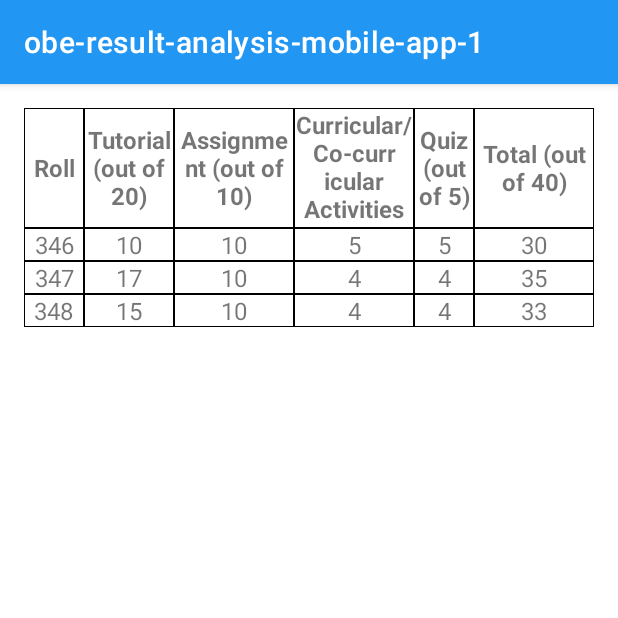
After one commit to Mahiyat/obe-result-analysis-mobile-app, an Android app: the fragment CIEMarksheetFragment shown on its own in the app's theme, on a phone screen of 412 x 824 dp, the top half of it. The commit adds this screen. Run offline under Robolectric (Android 15) with nearby library versions, the phone set to English and light mode, and no system bars.

Commit message:
Add Overall CIE Marksheet UI
Add Toast to Submit Marks onclick

```diff
--- /dev/null
+++ b/app/src/main/java/com/example/obe_result_analysis_mobile_app_1/ui/gallery/CIEMarks.kt
@@ -0,0 +1,10 @@
+package com.example.obe_result_analysis_mobile_app_1.ui.gallery
+
+data class CIEMarks(
+    val roll: Int,
+    val tutorial: Int,
+    val assignment: Int,
+    val curricular: Int,
+    val quiz: Int,
+    val total: Int
+)
--- /dev/null
+++ b/app/src/main/java/com/example/obe_result_analysis_mobile_app_1/ui/gallery/CIEMarksAdapter.kt
@@ -0,0 +1,38 @@
+package com.example.obe_result_analysis_mobile_app_1.ui.gallery
+
+import android.view.LayoutInflater
+import android.view.View
+import android.view.ViewGroup
+import android.widget.TextView
+import androidx.recyclerview.widget.RecyclerView
+import com.example.obe_result_analysis_mobile_app_1.R
+
+class CIEMarksAdapter(private val marksList: List<CIEMarks>) : RecyclerView.Adapter<CIEMarksAdapter.MarksViewHolder>() {
+
+    class MarksViewHolder(itemView: View) : RecyclerView.ViewHolder(itemView) {
+        val rollTextView: TextView = itemView.findViewById(R.id.cieRollTextView)
+        val tutorialTextView: TextView = itemView.findViewById(R.id.tutorialTextView)
+        val assignmentTextView: TextView = itemView.findViewById(R.id.assignmentTextView)
+        val curricularTextView: TextView = itemView.findViewById(R.id.curricularTextView)
+        val quizTextView: TextView = itemView.findViewById(R.id.quizTextView)
+        val totalTextView: TextView = itemView.findViewById(R.id.totalTextView)
+    }
+
+    override fun onCreateViewHolder(parent: ViewGroup, viewType: Int): MarksViewHolder {
+        val view = LayoutInflater.from(parent.context)
+            .inflate(R.layout.fragment_cie_marks_item, parent, false)
+        return MarksViewHolder(view)
+    }
+
+    override fun onBindViewHolder(holder: MarksViewHolder, position: Int) {
+        val marks = marksList[position]
+        holder.rollTextView.text = marks.roll.toString()
+        holder.tutorialTextView.text = marks.tutorial.toString()
+        holder.assignmentTextView.text = marks.assignment.toString()
+        holder.curricularTextView.text = marks.curricular.toString()
+        holder.quizTextView.text = marks.quiz.toString()
+        holder.totalTextView.text = marks.total.toString()
+    }
+
+    override fun getItemCount(): Int = marksList.size
+}
--- /dev/null
+++ b/app/src/main/java/com/example/obe_result_analysis_mobile_app_1/ui/gallery/CIEMarksheetFragment.kt
@@ -0,0 +1,48 @@
+package com.example.obe_result_analysis_mobile_app_1.ui.gallery
+
+import android.os.Bundle
+import android.view.LayoutInflater
+import android.view.View
+import android.view.ViewGroup
+import android.widget.TextView
+import android.widget.Toast
+import androidx.fragment.app.Fragment
+import androidx.recyclerview.widget.LinearLayoutManager
+import androidx.recyclerview.widget.RecyclerView
+import com.example.obe_result_analysis_mobile_app_1.R
+
+class CIEMarksheetFragment : Fragment() {
+
+    private lateinit var marksRecyclerView: RecyclerView
+    private lateinit var marksAdapter: CIEMarksAdapter
+
+    override fun onCreateView(
+        inflater: LayoutInflater, container: ViewGroup?,
+        savedInstanceState: Bundle?
+    ): View? {
+        // Inflate the layout for this fragment
+        val view = inflater.inflate(R.layout.fragment_cie_marksheet, container, false)
+
+        // Initialize RecyclerView
+        marksRecyclerView = view.findViewById(R.id.cieMarksRecyclerView)
+        marksRecyclerView.layoutManager = LinearLayoutManager(requireContext())
+
+        // Pass the dataset to the adapter
+        val marksList = getMarksList()
+        marksAdapter = CIEMarksAdapter(marksList)
+        marksRecyclerView.adapter = marksAdapter
+
+        return view
+    }
+
+    // Function to get the marks data
+    private fun getMarksList(): List<CIEMarks> {
+        // Replace this with real data fetching logic
+        return listOf(
+            CIEMarks(346, 10, 10, 5, 5, 30),
+            CIEMarks(347, 17, 10, 4, 4, 35),
+            CIEMarks(348, 15, 10, 4, 4, 33),
+            // Add more mock data here...
+        )
+    }
+}
--- a/app/src/main/java/com/example/obe_result_analysis_mobile_app_1/ui/gallery/CourseInformationFragment.kt
+++ b/app/src/main/java/com/example/obe_result_analysis_mobile_app_1/ui/gallery/CourseInformationFragment.kt
@@ -6,8 +6,10 @@ import android.view.View
 import android.view.ViewGroup
 import android.widget.Button
 import android.widget.TextView
+import android.widget.Toast
 import androidx.fragment.app.Fragment
 import androidx.navigation.Navigation
+import androidx.navigation.findNavController
 import androidx.recyclerview.widget.LinearLayoutManager
 import androidx.recyclerview.widget.RecyclerView
 import com.example.obe_result_analysis_mobile_app_1.R
@@ -54,10 +56,13 @@ class CourseInformationFragment : Fragment() {
         // Handle button clicks
         btnViewMarksheet.setOnClickListener {
             // Handle View Marksheet button click
+            it.findNavController().navigate(R.id.action_courseInformationFragment_to_cieMarksheetFragment)
+
         }
 
         btnSubmitMarks.setOnClickListener {
             // Handle Submit Marks button click
+            Toast.makeText(requireContext(), "Marks successfully submitted!", Toast.LENGTH_SHORT).show()
         }
 
         return view
--- /dev/null
+++ b/app/src/main/res/layout/fragment_cie_marks_item.xml
@@ -0,0 +1,61 @@
+<?xml version="1.0" encoding="utf-8"?>
+<LinearLayout
+    xmlns:android="http://schemas.android.com/apk/res/android"
+    android:layout_width="match_parent"
+    android:layout_height="wrap_content"
+    android:orientation="horizontal">
+
+    <TextView
+        android:id="@+id/cieRollTextView"
+        android:layout_width="0dp"
+        android:layout_height="wrap_content"
+        android:layout_weight="1"
+        android:background="@drawable/table_cell_border"
+        android:textSize="16sp"
+        android:gravity="center"/>
+
+    <TextView
+        android:id="@+id/tutorialTextView"
+        android:layout_width="0dp"
+        android:layout_height="wrap_content"
+        android:layout_weight="1.5"
+        android:background="@drawable/table_cell_border"
+        android:textSize="16sp"
+        android:gravity="center"/>
+
+    <TextView
+        android:id="@+id/assignmentTextView"
+        android:layout_width="0dp"
+        android:layout_height="wrap_content"
+        android:layout_weight="2"
+        android:background="@drawable/table_cell_border"
+        android:textSize="16sp"
+        android:gravity="center"/>
+
+    <TextView
+        android:id="@+id/curricularTextView"
+        android:layout_width="0dp"
+        android:layout_height="wrap_content"
+        android:layout_weight="2"
+        android:background="@drawable/table_cell_border"
+        android:textSize="16sp"
+        android:gravity="center"/>
+
+    <TextView
+        android:id="@+id/quizTextView"
+        android:layout_width="0dp"
+        android:layout_height="wrap_content"
+        android:layout_weight="1"
+        android:background="@drawable/table_cell_border"
+        android:textSize="16sp"
+        android:gravity="center"/>
+
+    <TextView
+        android:id="@+id/totalTextView"
+        android:layout_width="0dp"
+        android:layout_height="wrap_content"
+        android:layout_weight="2"
+        android:background="@drawable/table_cell_border"
+        android:textSize="16sp"
+        android:gravity="center"/>
+</LinearLayout>
--- /dev/null
+++ b/app/src/main/res/layout/fragment_cie_marksheet.xml
@@ -0,0 +1,94 @@
+<LinearLayout
+    xmlns:android="http://schemas.android.com/apk/res/android"
+    android:layout_width="match_parent"
+    android:layout_height="match_parent"
+    android:orientation="vertical"
+    android:padding="16dp">
+
+    <TableLayout
+        android:layout_width="match_parent"
+        android:layout_height="wrap_content"
+        android:orientation="vertical">
+
+        <TableRow>
+            <!-- Roll Header -->
+            <TextView
+                android:layout_width="0dp"
+                android:layout_height="80dp"
+                android:layout_weight="1"
+                android:background="@drawable/table_cell_border"
+                android:text="Roll"
+                android:textStyle="bold"
+                android:gravity="center"
+                android:textSize="16sp"
+                android:layout_gravity="center_vertical" />
+
+            <!-- Tutorial Header -->
+            <TextView
+                android:layout_width="0dp"
+                android:layout_height="80dp"
+                android:layout_weight="1.5"
+                android:background="@drawable/table_cell_border"
+                android:text="Tutorial (out of 20)"
+                android:textStyle="bold"
+                android:gravity="center"
+                android:textSize="16sp"
+                android:layout_gravity="center_vertical" />
+
+            <!-- Assignment Header -->
+            <TextView
+                android:layout_width="0dp"
+                android:layout_height="80dp"
+                android:layout_weight="2"
+                android:background="@drawable/table_cell_border"
+                android:text="Assignment (out of 10)"
+                android:textStyle="bold"
+                android:gravity="center"
+                android:textSize="16sp"
+                android:layout_gravity="center_vertical" />
+
+            <!-- Curricular/Co-curricular Activities Header -->
+            <TextView
+                android:layout_width="0dp"
+                android:layout_height="80dp"
+                android:layout_weight="2"
+                android:background="@drawable/table_cell_border"
+                android:text="Curricular/Co-curricular Activities (out of 5)"
+                android:textStyle="bold"
+                android:gravity="center"
+                android:textSize="16sp"
+                android:layout_gravity="center_vertical" />
+
+            <!-- Quiz Header -->
+            <TextView
+                android:layout_width="0dp"
+                android:layout_height="80dp"
+                android:layout_weight="1"
+                android:background="@drawable/table_cell_border"
+                android:text="Quiz (out of 5)"
+                android:textStyle="bold"
+                android:gravity="center"
+                android:textSize="16sp"
+                android:layout_gravity="center_vertical" />
+
+            <!-- Total Header -->
+            <TextView
+                android:layout_width="0dp"
+                android:layout_height="80dp"
+                android:layout_weight="2"
+                android:background="@drawable/table_cell_border"
+                android:text="Total (out of 40)"
+                android:textStyle="bold"
+                android:gravity="center"
+                android:textSize="16sp"
+                android:layout_gravity="center_vertical" />
+        </TableRow>
+    </TableLayout>
+
+    <androidx.recyclerview.widget.RecyclerView
+        android:id="@+id/cieMarksRecyclerView"
+        android:layout_width="match_parent"
+        android:layout_height="wrap_content"
+        android:scrollbars="vertical" />
+
+</LinearLayout>
--- a/app/src/main/res/navigation/mobile_navigation.xml
+++ b/app/src/main/res/navigation/mobile_navigation.xml
@@ -38,6 +38,9 @@
         <action
             android:id="@+id/action_courseInformationFragment_to_individualCIEMarksheetFragment"
             app:destination="@+id/individualCIEMarksheetFragment"/>
+        <action
+            android:id="@+id/action_courseInformationFragment_to_cieMarksheetFragment"
+            app:destination="@+id/cieMarksheetFragment"/>
     </fragment>
 
     <fragment
@@ -50,4 +53,9 @@
         android:id="@+id/individualCIEMarksheetFragment"
         android:name="com.example.obe_result_analysis_mobile_app_1.ui.gallery.CIEIndividualMarksheetFragment"
         android:label="CIE Individual Marksheet"/>
+
+    <fragment
+        android:id="@+id/cieMarksheetFragment"
+        android:name="com.example.obe_result_analysis_mobile_app_1.ui.gallery.CIEMarksheetFragment"
+        android:label="CIE Marksheet"/>
 </navigation>
```
